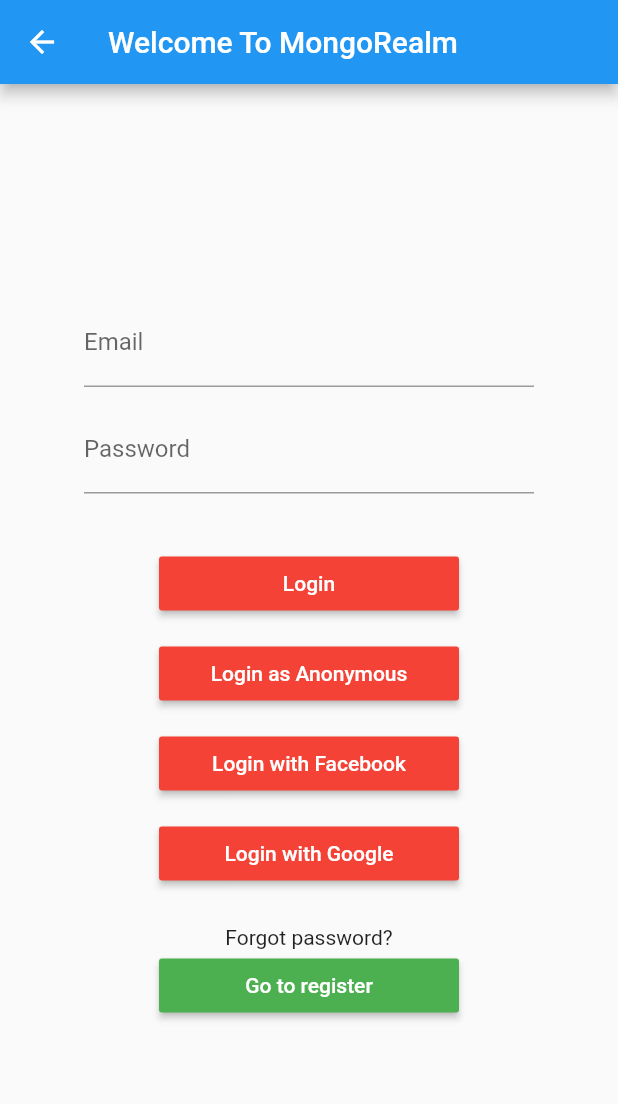
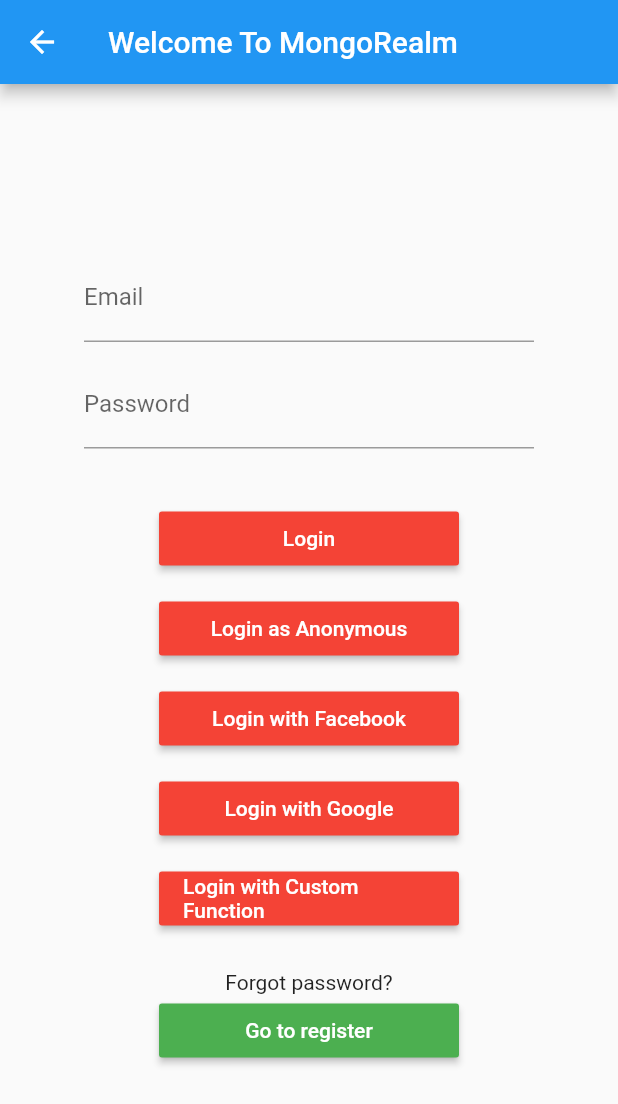
Before and after one commit to kfiross/flutter_mongodb_realm, a Flutter app: the LoginScreen screen opened directly, on a phone screen of 412 x 824 dp. Shown: the top 1104 px of the screen. Run offline on Flutter 3.47's test engine with Material 2 defaults, Android fonts, the phone set to English and light mode, and no system bars; our stand-ins replace fluttertoast, google_sign_in, sprintf; missing offline and left inert: bson, dart:html, extension, flutter_facebook_login, flutter_mongo_stitch_platform_interface, streams_channel and 1 more; accounts and stored records are empty.

Commit message:
added support for using custom auth function on Android platform

```diff
--- a/example/lib/login_screen.dart
+++ b/example/lib/login_screen.dart
@@ -5,6 +5,7 @@ import 'package:flutter_facebook_login/flutter_facebook_login.dart';
 import 'package:fluttertoast/fluttertoast.dart';
 import 'package:google_sign_in/google_sign_in.dart';
 
+import 'login_custom.dart';
 import 'reset_pass_screen.dart';
 
 enum LoginState { login, register }
@@ -117,6 +118,16 @@ class _LoginScreenState extends State<LoginScreen> {
                           child: Text("Login with Google",
                               style: TextStyle(color: Colors.white)),
                           onPressed: _loginWithGoogle,
+                        ),
+                      ),
+                      Container(
+                        width: 200,
+                        margin: const EdgeInsets.only(bottom: 12),
+                        child: RaisedButton(
+                          color: Colors.red,
+                          child: Text("Login with Custom Function",
+                              style: TextStyle(color: Colors.white)),
+                          onPressed: () => Navigator.push(context, MaterialPageRoute(builder: (_) => CustomLoginScreen())),
                         ),
                       ),
                     ],
--- a/lib/auth/credentials/credentials.dart
+++ b/lib/auth/credentials/credentials.dart
@@ -4,9 +4,13 @@ export 'user_password_credentinal.dart';
 export 'google_credential.dart';
 export 'facebook_credential.dart';
 export 'custom_jwt_credential.dart';
+export 'custom_function_credential.dart';
+
+import 'package:flutter_mongodb_realm/database/mongo_document.dart';
 
 import '../auth.dart';
 import 'anonymous_credential.dart';
+import 'custom_function_credential.dart';
 import 'user_password_credentinal.dart';
 import 'google_credential.dart';
 import 'facebook_credential.dart';
@@ -23,4 +27,6 @@ class Credentials{
   static StitchCredential facebook(String accessToken) => FacebookCredential(accessToken);
   // ignore: deprecated_member_use_from_same_package
   static StitchCredential jwt(String token) => CustomJwtCredential(token);
+  // ignore: deprecated_member_use_from_same_package
+  static StitchCredential customFunction(MongoDocument arguments) => CustomFunctionCredential(arguments);
 }
--- /dev/null
+++ b/lib/auth/credentials/custom_function_credential.dart
@@ -0,0 +1,9 @@
+import 'package:flutter_mongodb_realm/database/mongo_document.dart';
+
+import 'stitch_credential.dart';
+
+@deprecated
+class CustomFunctionCredential extends StitchCredential {
+  final MongoDocument arguments;
+  CustomFunctionCredential(this.arguments);
+}
--- a/lib/plugin.dart
+++ b/lib/plugin.dart
@@ -42,6 +42,12 @@ class FlutterMongoRealm {
   static Future<CoreRealmUser> signInWithCustomJwt(String token) async {
     var details = await FlutterMongoStitchPlatform.instance
         .signInWithCustomJwt(token);
+    return CoreRealmUser.fromMap(details);
+  }
+
+  static Future<CoreRealmUser> signInWithCustomFunction(String json) async {
+    var details = await FlutterMongoStitchPlatform.instance
+        .signInWithCustomFunction(json);
     return CoreRealmUser.fromMap(details);
   }
 
```
Also changed, not shown: example/lib/login_custom.dart (added, +99 -0 lines), lib/auth/mongo_realm_auth.dart (+7 -0 lines), 2 other files.
